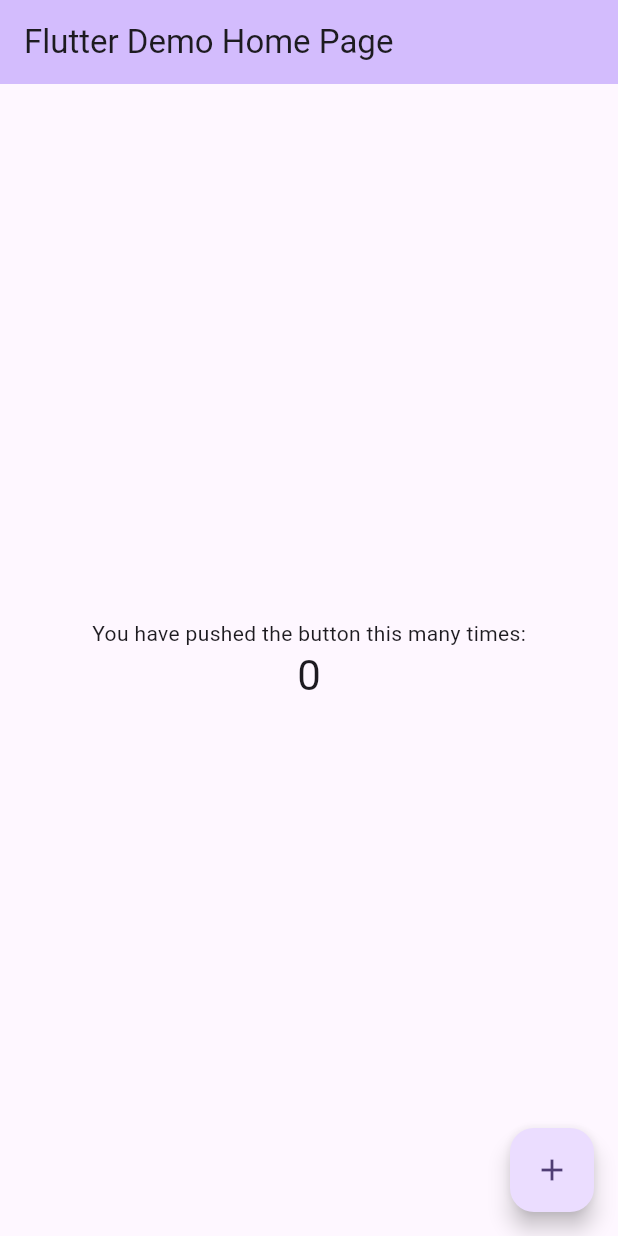
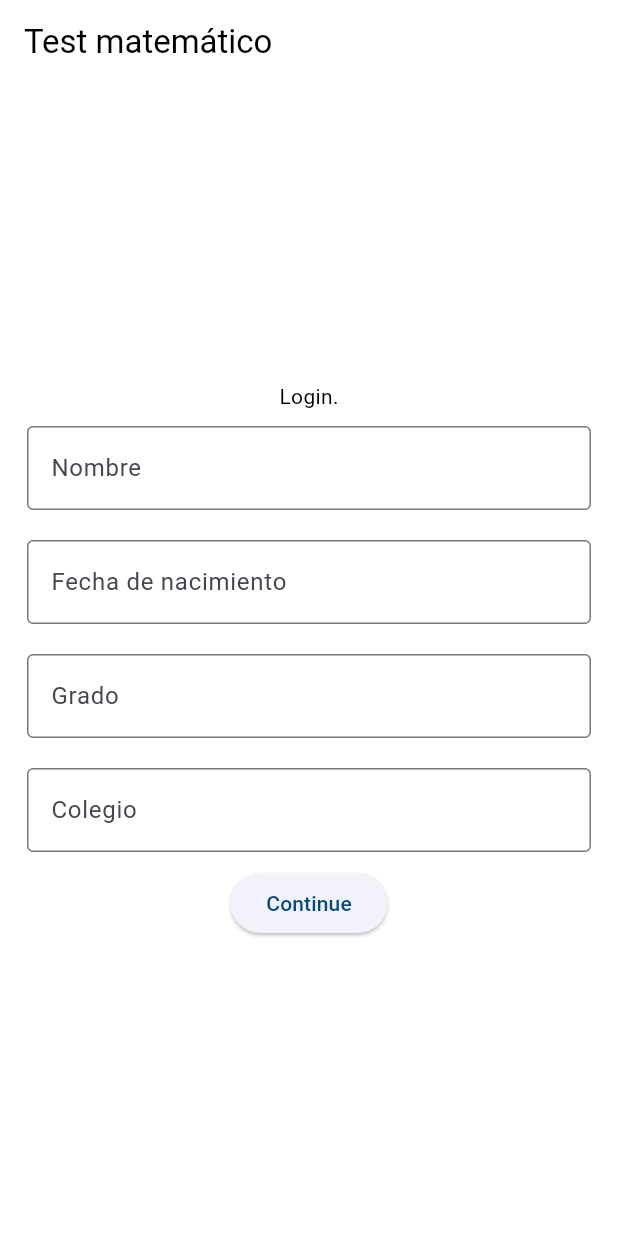
Before and after one commit to DDuserman/proyectomath, a Flutter app: the screen it shows after launch, on a phone screen of 412 x 824 dp. Run offline on Flutter 3.47's test engine with Material 2 defaults, Android fonts, the phone set to English and light mode, and no system bars; our stand-ins replace flex_color_scheme, get, google_fonts.

Commit message:
primer sufrimiento

```diff
--- a/lib/main.dart
+++ b/lib/main.dart
@@ -1,127 +1,6 @@
 import 'package:flutter/material.dart';
-
-//hola
+import 'ui/my_app.dart';
 
 void main() {
   runApp(const MyApp());
 }
-
-class MyApp extends StatelessWidget {
-  const MyApp({super.key});
-
-  // This widget is the root of your application.
-  @override
-  Widget build(BuildContext context) {
-    return MaterialApp(
-      title: 'Flutter Demo',
-      theme: ThemeData(
-        // This is the theme of your application.
-        //
-        // TRY THIS: Try running your application with "flutter run". You'll see
-        // the application has a blue toolbar. Then, without quitting the app,
-        // try changing the seedColor in the colorScheme below to Colors.green
-        // and then invoke "hot reload" (save your changes or press the "hot
-        // reload" button in a Flutter-supported IDE, or press "r" if you used
-        // the command line to start the app).
-        //
-        // Notice that the counter didn't reset back to zero; the application
-        // state is not lost during the reload. To reset the state, use hot
-        // restart instead.
-        //
-        // This works for code too, not just values: Most code changes can be
-        // tested with just a hot reload.
-        colorScheme: ColorScheme.fromSeed(seedColor: Colors.deepPurple),
-        useMaterial3: true,
-      ),
-      home: const MyHomePage(title: 'Flutter Demo Home Page'),
-    );
-  }
-}
-
-class MyHomePage extends StatefulWidget {
-  const MyHomePage({super.key, required this.title});
-
-  // This widget is the home page of your application. It is stateful, meaning
-  // that it has a State object (defined below) that contains fields that affect
-  // how it looks.
-
-  // This class is the configuration for the state. It holds the values (in this
-  // case the title) provided by the parent (in this case the App widget) and
-  // used by the build method of the State. Fields in a Widget subclass are
-  // always marked "final".
-
-  final String title;
-
-  @override
-  State<MyHomePage> createState() => _MyHomePageState();
-}
-
-class _MyHomePageState extends State<MyHomePage> {
-  int _counter = 0;
-
-  void _incrementCounter() {
-    setState(() {
-      // This call to setState tells the Flutter framework that something has
-      // changed in this State, which causes it to rerun the build method below
-      // so that the display can reflect the updated values. If we changed
-      // _counter without calling setState(), then the build method would not be
-      // called again, and so nothing would appear to happen.
-      _counter++;
-    });
-  }
-
-  @override
-  Widget build(BuildContext context) {
-    // This method is rerun every time setState is called, for instance as done
-    // by the _incrementCounter method above.
-    //
-    // The Flutter framework has been optimized to make rerunning build methods
-    // fast, so that you can just rebuild anything that needs updating rather
-    // than having to individually change instances of widgets.
-    return Scaffold(
-      appBar: AppBar(
-        // TRY THIS: Try changing the color here to a specific color (to
-        // Colors.amber, perhaps?) and trigger a hot reload to see the AppBar
-        // change color while the other colors stay the same.
-        backgroundColor: Theme.of(context).colorScheme.inversePrimary,
-        // Here we take the value from the MyHomePage object that was created by
-        // the App.build method, and use it to set our appbar title.
-        title: Text(widget.title),
-      ),
-      body: Center(
-        // Center is a layout widget. It takes a single child and positions it
-        // in the middle of the parent.
-        child: Column(
-          // Column is also a layout widget. It takes a list of children and
-          // arranges them vertically. By default, it sizes itself to fit its
-          // children horizontally, and tries to be as tall as its parent.
-          //
-          // Column has various properties to control how it sizes itself and
-          // how it positions its children. Here we use mainAxisAlignment to
-          // center the children vertically; the main axis here is the vertical
-          // axis because Columns are vertical (the cross axis would be
-          // horizontal).
-          //
-          // TRY THIS: Invoke "debug painting" (choose the "Toggle Debug Paint"
-          // action in the IDE, or press "p" in the console), to see the
-          // wireframe for each widget.
-          mainAxisAlignment: MainAxisAlignment.center,
-          children: <Widget>[
-            const Text(
-              'You have pushed the button this many times:',
-            ),
-            Text(
-              '$_counter',
-              style: Theme.of(context).textTheme.headlineMedium,
-            ),
-          ],
-        ),
-      ),
-      floatingActionButton: FloatingActionButton(
-        onPressed: _incrementCounter,
-        tooltip: 'Increment',
-        child: const Icon(Icons.add),
-      ), // This trailing comma makes auto-formatting nicer for build methods.
-    );
-  }
-}
--- /dev/null
+++ b/lib/ui/my_app.dart
@@ -0,0 +1,74 @@
+/* import 'package:f_navigation_template/ui/pages/page1.dart';
+import 'package:f_navigation_template/ui/pages/page2.dart';
+import 'package:f_navigation_template/ui/pages/page3a.dart';
+import 'package:f_navigation_template/ui/pages/page3b.dart';
+*/
+import 'pages/page1.dart';
+import 'pages/page2.dart';
+import 'pages/page3.dart';
+import 'package:flex_color_scheme/flex_color_scheme.dart';
+import 'package:flutter/material.dart';
+import 'package:get/get.dart';
+import 'package:google_fonts/google_fonts.dart';
+
+class MyApp extends StatelessWidget {
+  const MyApp({super.key});
+
+  @override
+  Widget build(BuildContext context) {
+    return GetMaterialApp(
+      title: 'Flutter Demo',
+      debugShowCheckedModeBanner: false,
+      theme: FlexThemeData.light(
+        colors: const FlexSchemeColor(
+          primary: Color(0xff004881),
+          primaryContainer: Color(0xffd0e4ff),
+          secondary: Color(0xffac3306),
+          secondaryContainer: Color(0xffffdbcf),
+          tertiary: Color(0xff006875),
+          tertiaryContainer: Color(0xff95f0ff),
+          appBarColor: Color(0xffffdbcf),
+          error: Color(0xffb00020),
+        ),
+        surfaceMode: FlexSurfaceMode.levelSurfacesLowScaffold,
+        blendLevel: 7,
+        subThemesData: const FlexSubThemesData(
+          blendOnLevel: 10,
+          blendOnColors: false,
+          useM2StyleDividerInM3: true,
+        ),
+        visualDensity: FlexColorScheme.comfortablePlatformDensity,
+        useMaterial3: true,
+        swapLegacyOnMaterial3: true,
+      ),
+      darkTheme: FlexThemeData.dark(
+        colors: const FlexSchemeColor(
+          primary: Color(0xff9fc9ff),
+          primaryContainer: Color(0xff00325b),
+          secondary: Color(0xffffb59d),
+          secondaryContainer: Color(0xff872100),
+          tertiary: Color(0xff86d2e1),
+          tertiaryContainer: Color(0xff004e59),
+          appBarColor: Color(0xff872100),
+          error: Color(0xffcf6679),
+        ),
+        surfaceMode: FlexSurfaceMode.levelSurfacesLowScaffold,
+        blendLevel: 13,
+        subThemesData: const FlexSubThemesData(
+          blendOnLevel: 20,
+          useM2StyleDividerInM3: true,
+        ),
+        visualDensity: FlexColorScheme.comfortablePlatformDensity,
+        useMaterial3: true,
+        swapLegacyOnMaterial3: true,
+      ),
+      themeMode: ThemeMode.light,
+      //todo: Implement name routing (initialRoute and getPages parameters)
+      initialRoute: "/page1",
+      getPages: [
+            GetPage(name: "/page1", page: () => Page1()),
+            GetPage(name: "/page2", page: () => Page2()),
+            GetPage(name: "/page3", page: () => Page3()),],
+    );
+  }
+}
--- /dev/null
+++ b/lib/ui/pages/page1.dart
@@ -0,0 +1,116 @@
+import 'package:flutter/material.dart';
+import 'package:get/get.dart';
+
+class Page1 extends StatefulWidget {
+  const Page1({super.key});
+
+  @override
+  State<Page1> createState() => _Page1State();
+}
+
+class _Page1State extends State<Page1> {
+  final TextEditingController _controller = TextEditingController();
+  final TextEditingController _controller2 = TextEditingController();
+  final TextEditingController _controller3 = TextEditingController();
+  final TextEditingController _controller4 = TextEditingController();
+  final _formKey = GlobalKey<FormState>();
+  @override
+  Widget build(BuildContext context) {
+    return Scaffold(
+      appBar: AppBar(
+        title: const Text('Test matemático'),
+      ),
+      body: Center(
+        child: Padding(
+          padding: const EdgeInsets.all(8.0),
+          child: Form(
+            key: _formKey,
+            child: Column(
+              mainAxisAlignment: MainAxisAlignment.center,
+              children: <Widget>[
+                const Text(
+                  'Login.', textAlign: TextAlign.left
+                ),
+                Padding(
+                  padding: const EdgeInsets.all(10.0),
+                  child: TextFormField(
+                    textInputAction: TextInputAction.go,
+                    controller: _controller,
+                    decoration: const InputDecoration(
+                      border: OutlineInputBorder(),
+                      labelText: 'Nombre',
+                    ),
+                    validator: (value) {
+                      if (value == null || value.isEmpty) {
+                        return 'Por favor ingrese sus datos';
+                      }
+                      return null;
+                    },
+                  ),
+                ),
+                Padding(
+                  padding: const EdgeInsets.all(10.0),
+                  child: TextFormField(
+                    textInputAction: TextInputAction.go,
+                    controller: _controller2,
+                    decoration: const InputDecoration(
+                      border: OutlineInputBorder(),
+                      labelText: 'Fecha de nacimiento',
+                    ),
+                    validator: (value) {
+                      if (value == null || value.isEmpty) {
+                        return "Por favor ingrese sus datos";
+                      }
+                      return null;
+                    },
+                  ),
+                ),
+                Padding(
+                  padding: const EdgeInsets.all(10.0),
+                  child: TextFormField(
+                    textInputAction: TextInputAction.go,
+                    controller: _controller3,
+                    decoration: const InputDecoration(
+                      border: OutlineInputBorder(),
+                      labelText: 'Grado',
+                    ),
+                    validator: (value) {
+                      if (value == null || value.isEmpty) {
+                        return 'Por favor ingrese sus datos';
+                      }
+                      return null;
+                    },
+                  ),
+                ),
+                Padding(
+                  padding: const EdgeInsets.all(10.0),
+                  child: TextFormField(
+                    textInputAction: TextInputAction.go,
+                    controller: _controller4,
+                    decoration: const InputDecoration(
+                      border: OutlineInputBorder(),
+                      labelText: 'Colegio',
+                    ),
+                    validator: (value) {
+                      if (value == null || value.isEmpty) {
+                        return 'Por favor ingrese sus datos';
+                      }
+                      return null;
+                    },
+                  ),
+                ),
+                //todo: call name routing here to page2 sending the name as a parameter
+                ElevatedButton(
+                    onPressed: () => _formKey.currentState!.validate()
+                        ? Get.offNamed('/page2')
+                        //? Get.offNamed('/page2/?name=${_controller.text}')
+                        : null,
+                    child: const Text('Continue'))
+              ],
+            ),
+          ),
+        ),
+      ),
+    );
+  }
+}
--- /dev/null
+++ b/lib/ui/pages/page2.dart
@@ -0,0 +1,26 @@
+import 'package:flutter/material.dart';
+import 'package:get/get.dart';
+
+class Page2 extends StatelessWidget {
+  Page2({super.key});
+  // Obtain the name parameter from the route
+  //final String? name = Get.parameters["name"];
+
+  @override
+  Widget build(BuildContext context) {
+    // TODO: implement build
+    return Scaffold(
+      appBar: AppBar(
+        title: const Text('Home'),
+      ),
+      body: Center(
+        child:
+          ElevatedButton(
+            onPressed: () => Get.offNamed('/page3'),
+                    child: const Text('Iniciar Test')
+          )
+      )
+    );
+  }
+
+}
--- /dev/null
+++ b/lib/ui/pages/page3.dart
@@ -0,0 +1,27 @@
+import 'package:flutter/material.dart';
+import 'package:get/get.dart';
+
+class Page3 extends StatelessWidget {
+  Page3({super.key, required this.op1,required this.op2,required this.operation});
+  //Aquí se supone que van las variables
+
+  @override
+  Widget build(BuildContext context) {
+    // TODO: implement build
+    return Scaffold(
+      appBar: AppBar(
+        title: const Text('Test matemático'),
+      ),
+      body: Center(
+        child:
+          Column(
+            children: [
+              SizedBox(
+                //Text()
+              )
+            ]
+          )
+      )
+    );
+  }
+}
--- a/pubspec.yaml
+++ b/pubspec.yaml
@@ -35,7 +35,9 @@ dependencies:
   # The following adds the Cupertino Icons font to your application.
   # Use with the CupertinoIcons class for iOS style icons.
   cupertino_icons: ^1.0.2
-
+  get: ^4.6.5
+  flex_color_scheme: ^7.1.2
+  google_fonts: ^4.0.4
 dev_dependencies:
   flutter_test:
     sdk: flutter
```
Also changed, not shown: pubspec.lock, 2 other files.
